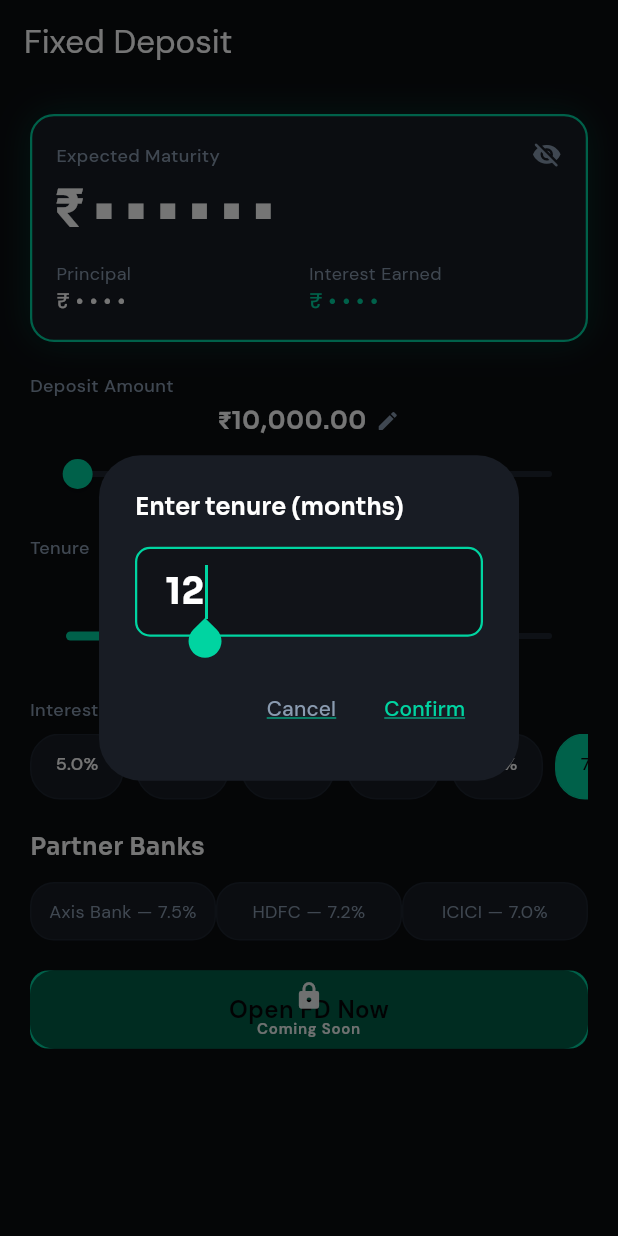
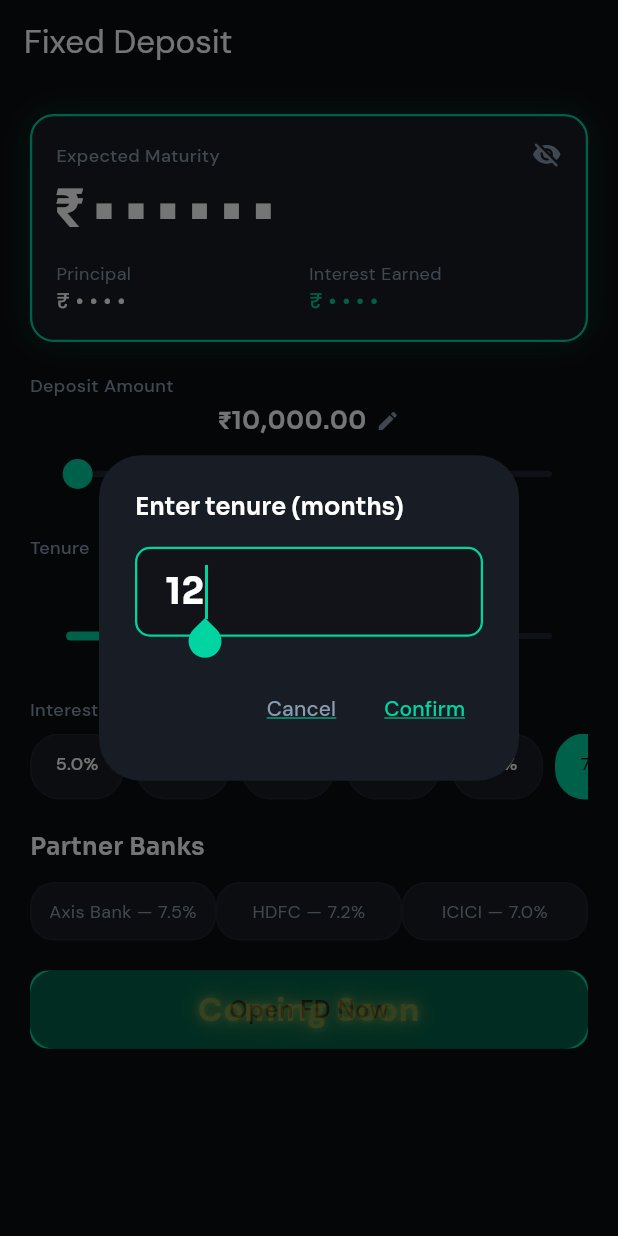
Before and after one commit to Harshalv21/YouPI, a Flutter app: the FdCalculatorScreen screen opened by its route, after a tap on the "visibility" icon, after a tap on "12 Months", on a phone screen of 412 x 824 dp. Run offline on Flutter 3.47's test engine with Material 3 defaults, Android fonts, the phone set to English and light mode, and no system bars; our stand-ins replace dio, firebase_auth, firebase_core, flutter_secure_storage, go_router, google_fonts and 3 more; accounts and stored records are empty; network calls fail.

Commit message:
fix: DashBoard-Coming Soon

```diff
--- a/YOUPI-V2-frontend/lib/core/widgets/coming_soon_overlay.dart
+++ b/YOUPI-V2-frontend/lib/core/widgets/coming_soon_overlay.dart
@@ -1,27 +1,33 @@
 import 'package:flutter/material.dart';
+import 'package:flutter/services.dart';
 import '../constants/app_colors.dart';
 import '../constants/app_dimensions.dart';
-import '../constants/app_text_styles.dart';
 
 /// Wraps any widget to show it as locked/"Coming Soon".
 ///
 /// Security note: this does NOT just dim the UI — the overlay's
 /// GestureDetector sits on top and consumes every tap in that area, so the
 /// wrapped child's own onTap/navigation NEVER fires. A locked feature is
-/// genuinely unreachable, not just visually discouraged. That matters for
-/// fintech: a half-built or not-yet-audited endpoint (e.g. one still pending
-/// a security fix) should be impossible to reach by accident, not just
-/// "hidden" behind a greyed-out look a curious tap could still trigger.
-class ComingSoonOverlay extends StatelessWidget {
+/// genuinely unreachable, not just visually discouraged.
+///
+/// Pure UI/presentation — no auth-state branching, so the same look and
+/// tap-behavior apply identically for a registered user, a logged-in user,
+/// and a guest.
+///
+/// Design: no lock icon anywhere -- just a dimmed overlay with a glowing,
+/// gently-blinking "Coming Soon" label (neon-sign style) where [showLabel]
+/// is true. Tapping shows a quick bottom SnackBar with a randomly varied
+/// message that clears fast.
+class ComingSoonOverlay extends StatefulWidget {
   final Widget child;
   final BorderRadius? borderRadius;
   final BoxShape shape;
-  final double iconSize;
+  final double iconSize; // kept for API compatibility; unused (no icon)
   final bool showLabel;
-  // When false, this is purely a visual lock (dark overlay + icon) with no
-  // GestureDetector of its own -- use this when a parent widget already
-  // owns the tap handling (e.g. a quick-action tile where the whole
-  // icon+label column shares one tap target) so taps aren't consumed twice.
+  // When false, this is purely a visual dim with no GestureDetector of its
+  // own -- use this when a parent widget already owns the tap handling
+  // (e.g. a quick-action tile where the whole icon+label column shares one
+  // tap target) so taps aren't consumed twice.
   final bool interactive;
 
   const ComingSoonOverlay({
@@ -34,40 +40,108 @@ class ComingSoonOverlay extends StatelessWidget {
     this.interactive = true,
   });
 
+  static const List<String> _snackMessages = [
+    "✨ Coming soon — stay tuned!",
+    "🚀 This one's on the way!",
+    "🔒 Not live yet — almost there!",
+  ];
+
+  /// Shared so other widgets (e.g. a parent tile that owns its own tap
+  /// handling) can trigger the exact same message.
+  static void showComingSoonSnack(BuildContext context) {
+    HapticFeedback.lightImpact();
+    final message = (List<String>.from(_snackMessages)..shuffle()).first;
+    ScaffoldMessenger.of(context).showSnackBar(
+      SnackBar(
+        content: Text(
+          message,
+          style: const TextStyle(color: Colors.white, fontWeight: FontWeight.w600, fontSize: 14),
+        ),
+        backgroundColor: AppColors.backgroundCard,
+        behavior: SnackBarBehavior.floating,
+        shape: RoundedRectangleBorder(
+          borderRadius: BorderRadius.circular(10),
+          side: BorderSide(color: AppColors.secondary.withOpacity(0.3)),
+        ),
+        // Clears quickly after each tap rather than lingering.
+        duration: const Duration(milliseconds: 1400),
+      ),
+    );
+  }
+
+  @override
+  State<ComingSoonOverlay> createState() => _ComingSoonOverlayState();
+}
+
+class _ComingSoonOverlayState extends State<ComingSoonOverlay>
+    with SingleTickerProviderStateMixin {
+  late final AnimationController _blinkController;
+  late final Animation<double> _blinkAnimation;
+
+  @override
+  void initState() {
+    super.initState();
+    _blinkController = AnimationController(
+      vsync: this,
+      duration: const Duration(milliseconds: 1100),
+    )..repeat(reverse: true);
+    _blinkAnimation = Tween<double>(begin: 0.45, end: 1.0).animate(
+      CurvedAnimation(parent: _blinkController, curve: Curves.easeInOut),
+    );
+  }
+
+  @override
+  void dispose() {
+    _blinkController.dispose();
+    super.dispose();
+  }
+
   @override
   Widget build(BuildContext context) {
-    final radius =
-    shape == BoxShape.circle ? null : (borderRadius ?? BorderRadius.circular(AppDimensions.radiusCard));
+    final radius = widget.shape == BoxShape.circle
+        ? null
+        : (widget.borderRadius ?? BorderRadius.circular(AppDimensions.radiusCard));
 
     final overlay = Container(
       decoration: BoxDecoration(
         color: Colors.black.withOpacity(0.55),
-        shape: shape,
+        shape: widget.shape,
         borderRadius: radius,
       ),
-      child: Column(
-        mainAxisAlignment: MainAxisAlignment.center,
-        mainAxisSize: MainAxisSize.min,
-        children: [
-          Icon(Icons.lock_rounded, color: Colors.white.withOpacity(0.95), size: iconSize),
-          if (showLabel) ...[
-            const SizedBox(height: 4),
-            Text(
+      child: widget.showLabel
+          ? Center(
+        child: AnimatedBuilder(
+          animation: _blinkAnimation,
+          builder: (context, _) => Opacity(
+            opacity: _blinkAnimation.value,
+            // Neon-sign look: the fill color plus several
+            // increasingly-blurred shadow layers in the same color
+            // stacked on top of each other, so the glow spreads
+            // outward from the letterforms like a lit-up sign.
+            child: Text(
               'Coming Soon',
-              style: AppTextStyles.labelSmall.copyWith(
-                color: Colors.white.withOpacity(0.95),
-                fontWeight: FontWeight.w600,
+              textAlign: TextAlign.center,
+              style: TextStyle(
+                fontSize: 22,
+                fontWeight: FontWeight.w800,
+                letterSpacing: 0.5,
+                color: AppColors.secondary,
+                shadows: [
+                  Shadow(color: AppColors.secondary, blurRadius: 6),
+                  Shadow(color: AppColors.secondary, blurRadius: 14),
+                  Shadow(color: AppColors.secondary.withOpacity(0.85), blurRadius: 26),
+                ],
               ),
-              textAlign: TextAlign.center,
             ),
-          ],
-        ],
-      ),
+          ),
+        ),
+      )
+          : null,
     );
 
     return Stack(
       children: [
-        child,
+        widget.child,
         Positioned.fill(
           child: TweenAnimationBuilder<double>(
             tween: Tween(begin: 0.0, end: 1.0),
@@ -77,15 +151,10 @@ class ComingSoonOverlay extends StatelessWidget {
               opacity: t,
               child: Transform.scale(scale: 0.9 + (0.1 * t), child: _),
             ),
-            child: interactive
+            child: widget.interactive
                 ? GestureDetector(
               behavior: HitTestBehavior.opaque,
-              onTap: () => ScaffoldMessenger.of(context).showSnackBar(
-                const SnackBar(
-                  content: Text("Coming soon — this feature isn't live yet."),
-                  backgroundColor: AppColors.backgroundCard,
-                ),
-              ),
+              onTap: () => ComingSoonOverlay.showComingSoonSnack(context),
               child: overlay,
             )
                 : IgnorePointer(child: overlay),
--- a/YOUPI-V2-frontend/lib/core/widgets/tap_to_edit_slider.dart
+++ b/YOUPI-V2-frontend/lib/core/widgets/tap_to_edit_slider.dart
@@ -7,11 +7,11 @@ import '../constants/app_text_styles.dart';
 /// the device's native number keypad (via a plain numeric TextField in a
 /// dialog) so the user can type an exact figure instead of dragging --
 /// the slider then jumps to match. Both interaction methods stay available
-/// at all times, as requested: drag OR type, either always works.
+/// at all times: drag OR type, either always works.
 ///
 /// Used for both money amounts (FD deposit, Gold buy amount) and plain
 /// integer values (FD tenure in months) via [isInteger] + [displayFormatter].
-class TapToEditSlider extends StatelessWidget {
+class TapToEditSlider extends StatefulWidget {
   final double value;
   final double min;
   final double max;
@@ -37,64 +37,38 @@ class TapToEditSlider extends StatelessWidget {
     this.activeColor,
   });
 
+  @override
+  State<TapToEditSlider> createState() => _TapToEditSliderState();
+}
+
+class _TapToEditSliderState extends State<TapToEditSlider> {
   Future<void> _openEditDialog(BuildContext context) async {
-    final controller = TextEditingController(
-      text: isInteger ? value.round().toString() : value.toStringAsFixed(0),
-    );
     final result = await showDialog<double>(
       context: context,
-      builder: (ctx) => AlertDialog(
-        backgroundColor: AppColors.backgroundCard,
-        title: Text(dialogTitle, style: AppTextStyles.headlineSmall),
-        content: TextField(
-          controller: controller,
-          autofocus: true,
-          keyboardType: const TextInputType.numberWithOptions(decimal: false),
-          inputFormatters: [FilteringTextInputFormatter.digitsOnly],
-          style: AppTextStyles.amountMedium,
-          decoration: InputDecoration(
-            hintText: dialogHint,
-            filled: true,
-            fillColor: AppColors.backgroundSurface,
-            border: OutlineInputBorder(borderRadius: BorderRadius.circular(10)),
-          ),
-        ),
-        actions: [
-          TextButton(
-            onPressed: () => Navigator.pop(ctx),
-            child: Text('Cancel', style: AppTextStyles.tealLink.copyWith(color: AppColors.textSecondary)),
-          ),
-          TextButton(
-            onPressed: () {
-              final parsed = double.tryParse(controller.text);
-              Navigator.pop(ctx, parsed);
-            },
-            child: Text('Confirm', style: AppTextStyles.tealLink),
-          ),
-        ],
+      builder: (ctx) => _EditAmountDialog(
+        initialValue: widget.isInteger
+            ? widget.value.round().toString()
+            : widget.value.toStringAsFixed(0),
+        title: widget.dialogTitle,
+        hint: widget.dialogHint,
       ),
     );
 
-    // The dialog is closed by this point in every path (Cancel, Confirm, or
-    // dismissed by tapping outside) -- safe to dispose here rather than
-    // leaving the controller to be garbage-collected only "eventually".
-    controller.dispose();
+    // This widget can be gone by the time the dialog closes (user backed
+    // out of the whole screen while the dialog was still up) -- guard
+    // before touching state/callbacks any further.
+    if (!mounted) return;
 
     if (result != null) {
-      // Clamp to the slider's valid range -- a typed value outside min/max
-      // would otherwise desync the slider or crash it.
-      final clamped = result.clamp(min, max);
-      final finalValue = isInteger ? clamped.roundToDouble() : clamped;
+      final clamped = result.clamp(widget.min, widget.max);
+      final finalValue = widget.isInteger ? clamped.roundToDouble() : clamped;
 
       // Defer the actual state change (which triggers a full Provider
-      // rebuild via notifyListeners()) to the next frame, AFTER this
-      // dialog's pop transition has fully settled. Calling onChanged
-      // synchronously right after Navigator.pop() can race with the
-      // dialog route still being torn down, which is what was throwing
-      // "'_dependents.isEmpty': is not true" -- a Flutter Element still
-      // being deactivated at the exact moment the Provider rebuild tore
-      // out its ancestor subtree.
-      WidgetsBinding.instance.addPostFrameCallback((_) => onChanged(finalValue));
+      // rebuild via notifyListeners()) to the next frame, after the
+      // dialog's pop transition has fully settled.
+      WidgetsBinding.instance.addPostFrameCallback((_) {
+        if (mounted) widget.onChanged(finalValue);
+      });
     }
   }
 
@@ -108,22 +82,96 @@ class TapToEditSlider extends StatelessWidget {
           child: Row(
             mainAxisAlignment: MainAxisAlignment.center,
             children: [
-              Text(displayFormatter(value), style: AppTextStyles.headlineSmall),
+              Text(widget.displayFormatter(widget.value), style: AppTextStyles.headlineSmall),
               const SizedBox(width: 6),
               const Icon(Icons.edit_rounded, size: 16, color: AppColors.textSecondary),
             ],
           ),
         ),
         Slider(
-          value: value.clamp(min, max),
-          min: min,
-          max: max,
-          divisions: divisions,
-          activeColor: activeColor ?? AppColors.primary,
+          value: widget.value.clamp(widget.min, widget.max),
+          min: widget.min,
+          max: widget.max,
+          divisions: widget.divisions,
+          activeColor: widget.activeColor ?? AppColors.primary,
           inactiveColor: AppColors.divider,
-          onChanged: onChanged,
+          onChanged: widget.onChanged,
         ),
       ],
     );
   }
 }
+
+/// Dialog content with its OWN TextEditingController, created in initState
+/// and disposed in dispose() -- tied exactly to the dialog's own widget
+/// lifecycle. This is what actually fixes the "TextEditingController used
+/// after being disposed" / "_dependents.isEmpty" crash: the previous
+/// version created the controller in the caller and manually disposed it
+/// right after `await showDialog(...)` returned, which raced with
+/// Flutter's own route-teardown timing for the dialog. Letting Flutter own
+/// the controller's lifecycle via a proper StatefulWidget avoids that race
+/// structurally instead of patching around it.
+class _EditAmountDialog extends StatefulWidget {
+  final String initialValue;
+  final String title;
+  final String hint;
+
+  const _EditAmountDialog({
+    required this.initialValue,
+    required this.title,
+    required this.hint,
+  });
+
+  @override
+  State<_EditAmountDialog> createState() => _EditAmountDialogState();
+}
+
+class _EditAmountDialogState extends State<_EditAmountDialog> {
+  late final TextEditingController _controller;
+
+  @override
+  void initState() {
+    super.initState();
+    _controller = TextEditingController(text: widget.initialValue);
+  }
+
+  @override
+  void dispose() {
+    _controller.dispose();
+    super.dispose();
+  }
+
+  @override
+  Widget build(BuildContext context) {
+    return AlertDialog(
+      backgroundColor: AppColors.backgroundCard,
+      title: Text(widget.title, style: AppTextStyles.headlineSmall),
+      content: TextField(
+        controller: _controller,
+        autofocus: true,
+        keyboardType: const TextInputType.numberWithOptions(decimal: false),
+        inputFormatters: [FilteringTextInputFormatter.digitsOnly],
+        style: AppTextStyles.amountMedium,
+        decoration: InputDecoration(
+          hintText: widget.hint,
+          filled: true,
+          fillColor: AppColors.backgroundSurface,
+          border: OutlineInputBorder(borderRadius: BorderRadius.circular(10)),
+        ),
+      ),
+      actions: [
+        TextButton(
+          onPressed: () => Navigator.pop(context),
+          child: Text('Cancel', style: AppTextStyles.tealLink.copyWith(color: AppColors.textSecondary)),
+        ),
+        TextButton(
+          onPressed: () {
+            final parsed = double.tryParse(_controller.text);
+            Navigator.pop(context, parsed);
+          },
+          child: Text('Confirm', style: AppTextStyles.tealLink),
+        ),
+      ],
+    );
+  }
+}
--- a/YOUPI-V2-frontend/lib/presentation/dashboard/home_screen.dart
+++ b/YOUPI-V2-frontend/lib/presentation/dashboard/home_screen.dart
@@ -283,12 +283,7 @@ class _QuickAction extends StatelessWidget {
 
     return GestureDetector(
       onTap: locked
-          ? () => ScaffoldMessenger.of(context).showSnackBar(
-        const SnackBar(
-          content: Text("Coming soon — this feature isn't live yet."),
-          backgroundColor: AppColors.backgroundCard,
-        ),
-      )
+          ? () => ComingSoonOverlay.showComingSoonSnack(context)
           : onTap,
       child: Container(
         width: 72,
--- a/YOUPI-V2-frontend/lib/presentation/invest/digital_gold_screen.dart
+++ b/YOUPI-V2-frontend/lib/presentation/invest/digital_gold_screen.dart
@@ -24,6 +24,12 @@ class _DigitalGoldScreenState extends State<DigitalGoldScreen> {
     WidgetsBinding.instance.addPostFrameCallback((_) async {
       final investVm = context.read<InvestViewModel>();
       await investVm.loadGold();
+
+      // The user can navigate away (hardware back, etc.) while loadGold()
+      // is still in flight -- using context after that await without
+      // checking mounted throws "widget has been unmounted" exactly as
+      // seen in the crash log. Bail out cleanly instead.
+      if (!mounted) return;
 
       // One-time (idempotent on the backend) mapping so buy/sell doesn't
       // fail with "Augmont user not mapped" for accounts that have never
```
Also changed, not shown: 2 other files.
